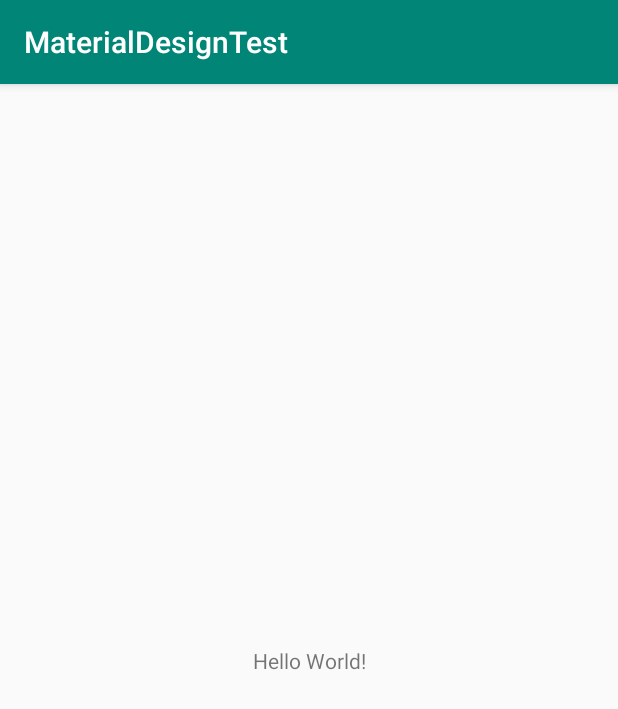
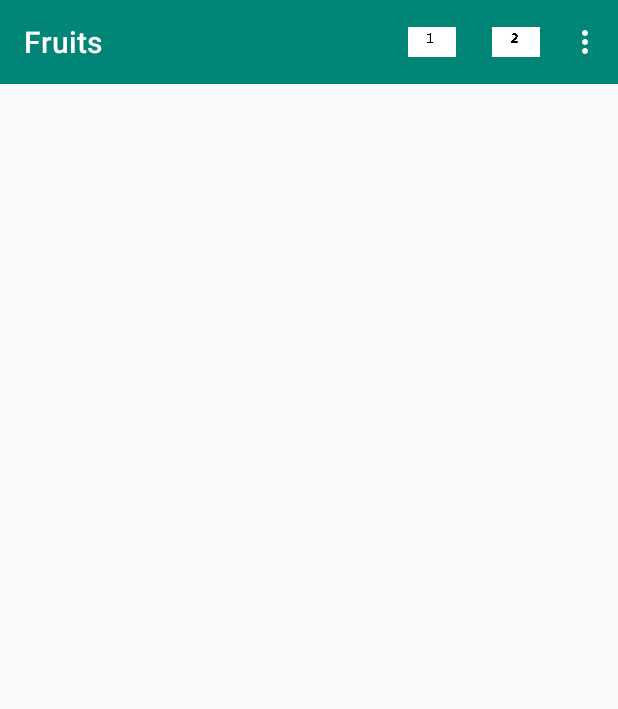
Before and after one commit to BigRFQ/MaterialDesignTest, an Android app: the screen it shows after launch (MainActivity), on a phone screen of 412 x 824 dp. Shown: the top 709 px of the screen. Run offline under Robolectric (Android 15) with nearby library versions, the phone set to English and light mode, and no system bars.

Commit message:
实现ToolBar功能， 下一步实现滑动菜单功能

```diff
--- a/app/src/main/AndroidManifest.xml
+++ b/app/src/main/AndroidManifest.xml
@@ -9,7 +9,8 @@
         android:roundIcon="@mipmap/ic_launcher_round"
         android:supportsRtl="true"
         android:theme="@style/AppTheme">
-        <activity android:name=".MainActivity">
+        <activity android:name=".MainActivity"
+            android:label="Fruits">
             <intent-filter>
                 <action android:name="android.intent.action.MAIN" />
 
--- a/app/src/main/java/com/example/materialdesigntest/MainActivity.java
+++ b/app/src/main/java/com/example/materialdesigntest/MainActivity.java
@@ -2,6 +2,10 @@ package com.example.materialdesigntest;
 
 import android.support.v7.app.AppCompatActivity;
 import android.os.Bundle;
+import android.support.v7.widget.Toolbar;
+import android.view.Menu;
+import android.view.MenuItem;
+import android.widget.Toast;
 
 public class MainActivity extends AppCompatActivity {
 
@@ -9,5 +13,31 @@ public class MainActivity extends AppCompatActivity {
     protected void onCreate(Bundle savedInstanceState) {
         super.onCreate(savedInstanceState);
         setContentView(R.layout.activity_main);
+        Toolbar toolbar = findViewById(R.id.toolbar);
+        setSupportActionBar(toolbar);
+    }
+
+    @Override
+    public boolean onCreateOptionsMenu(Menu menu){
+        getMenuInflater().inflate(R.menu.toolbar,menu);
+        return true;
+    }
+
+
+    @Override
+    public boolean onOptionsItemSelected(MenuItem item) {
+        switch (item.getItemId()){
+            case R.id.backup:
+                Toast.makeText(this,"backup",Toast.LENGTH_SHORT).show();
+                break;
+            case R.id.delete:
+                Toast.makeText(this,"delete",Toast.LENGTH_SHORT).show();
+                break;
+            case R.id.setting:
+                Toast.makeText(this,"setting",Toast.LENGTH_SHORT).show();
+                break;
+            default:
+        }
+        return true;
     }
 }
--- a/app/src/main/res/layout/activity_main.xml
+++ b/app/src/main/res/layout/activity_main.xml
@@ -1,18 +1,17 @@
 <?xml version="1.0" encoding="utf-8"?>
-<android.support.constraint.ConstraintLayout xmlns:android="http://schemas.android.com/apk/res/android"
+<FrameLayout xmlns:android="http://schemas.android.com/apk/res/android"
     xmlns:app="http://schemas.android.com/apk/res-auto"
     xmlns:tools="http://schemas.android.com/tools"
     android:layout_width="match_parent"
     android:layout_height="match_parent"
     tools:context=".MainActivity">
 
-    <TextView
-        android:layout_width="wrap_content"
-        android:layout_height="wrap_content"
-        android:text="Hello World!"
-        app:layout_constraintBottom_toBottomOf="parent"
-        app:layout_constraintLeft_toLeftOf="parent"
-        app:layout_constraintRight_toRightOf="parent"
-        app:layout_constraintTop_toTopOf="parent" />
+    <android.support.v7.widget.Toolbar
+        android:id="@+id/toolbar"
+        android:layout_width="match_parent"
+        android:layout_height="?attr/actionBarSize"
+        android:background="?attr/colorPrimary"
+        android:theme="@style/ThemeOverlay.AppCompat.Dark.ActionBar"
+        app:popupTheme="@style/Theme.AppCompat.Light"></android.support.v7.widget.Toolbar>
 
-</android.support.constraint.ConstraintLayout>
+</FrameLayout>
--- /dev/null
+++ b/app/src/main/res/menu/toolbar.xml
@@ -0,0 +1,20 @@
+<?xml version="1.0" encoding="utf-8"?>
+<menu xmlns:android="http://schemas.android.com/apk/res/android"
+    xmlns:app="http://schemas.android.com/apk/res-auto">
+    <item
+        android:id="@+id/backup"
+        android:icon="@drawable/one"
+        android:title="Backup"
+        app:showAsAction="always"/>
+    <item
+        android:id="@+id/delete"
+        android:icon="@drawable/two"
+        android:title="Delete"
+        app:showAsAction="ifRoom"/>
+    <item
+        android:id="@+id/setting"
+        android:icon="@drawable/three"
+        android:title="Setting"
+        app:showAsAction="never"/>
+
+</menu>
--- a/app/src/main/res/values/styles.xml
+++ b/app/src/main/res/values/styles.xml
@@ -1,7 +1,7 @@
 <resources>
 
     <!-- Base application theme. -->
-    <style name="AppTheme" parent="Theme.AppCompat.Light.DarkActionBar">
+    <style name="AppTheme" parent="Theme.AppCompat.Light.NoActionBar">
         <!-- Customize your theme here. -->
         <item name="colorPrimary">@color/colorPrimary</item>
         <item name="colorPrimaryDark">@color/colorPrimaryDark</item>
```
Also changed, not shown: app/src/main/res/drawable-xxhdpi/eight.jpg (added), app/src/main/res/drawable-xxhdpi/five.jpg (added), app/src/main/res/drawable-xxhdpi/four.jpg (added), app/src/main/res/drawable-xxhdpi/nine.jpg (added), app/src/main/res/drawable-xxhdpi/one.jpg (added), app/src/main/res/drawable-xxhdpi/seven.jpg (added), app/src/main/res/drawable-xxhdpi/six.jpg (added), app/src/main/res/drawable-xxhdpi/ten.jpg (added), app/src/main/res/drawable-xxhdpi/three.jpg (added), app/src/main/res/drawable-xxhdpi/two.jpg (added).
